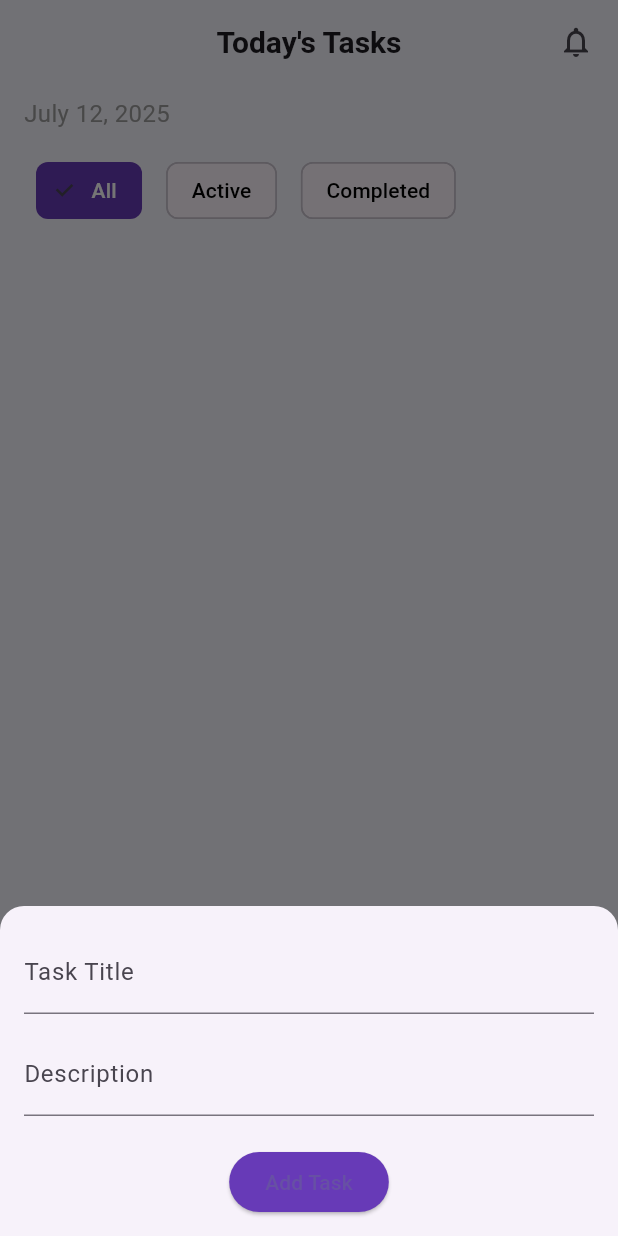
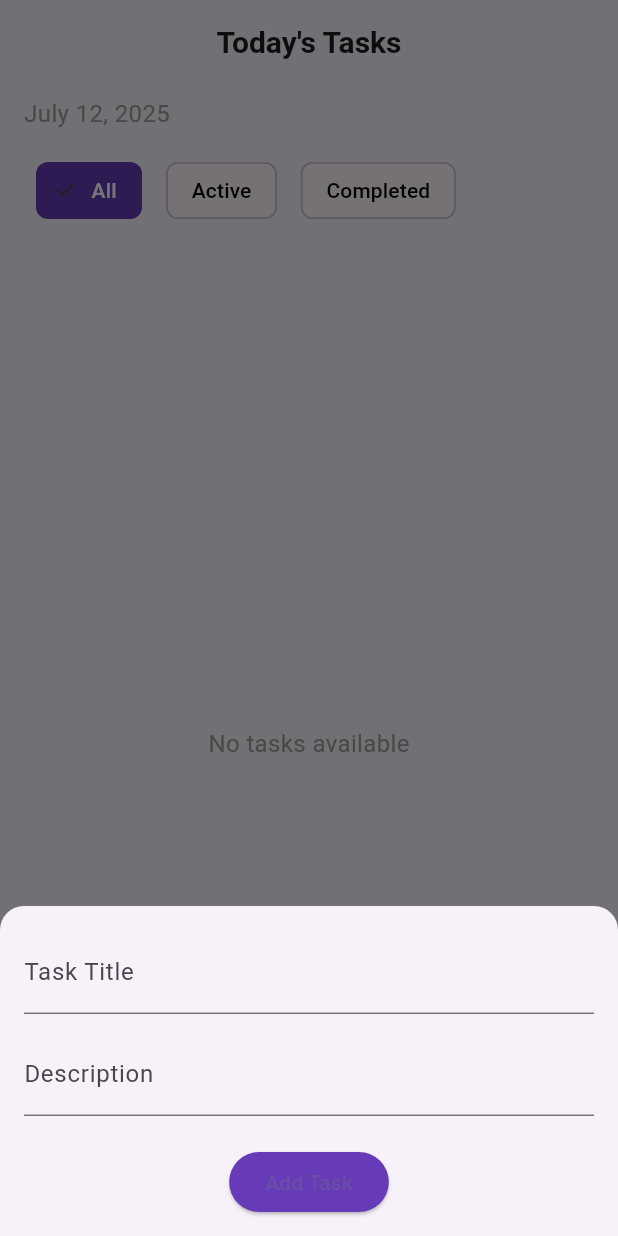
Before and after one commit to Resolute07/taskify, a Flutter app: the screen it shows after launch, after a tap on the "add" icon, on a phone screen of 412 x 824 dp. Run offline on Flutter 3.47's test engine with Material 3 defaults, Android fonts, the phone set to English and light mode, and no system bars; our stand-ins replace equatable, flutter_bloc, get_it, isar; accounts and stored records are empty; generated files the repository leaves out were written again.

Commit message:
minor changes

```diff
--- a/lib/dependency_init.dart
+++ b/lib/dependency_init.dart
@@ -1,4 +1,3 @@
-import 'package:get_it/get_it.dart';
 import 'package:taskify/main.dart';
 import 'package:taskify/provider/task_provider_impl.dart';
 
--- a/lib/screens/task/taskify_home_page.dart
+++ b/lib/screens/task/taskify_home_page.dart
@@ -16,13 +16,7 @@ class TaskifyHomePage extends StatelessWidget {
             style: TextStyle(fontSize: 20, fontWeight: FontWeight.bold)),
         centerTitle: true,
         backgroundColor: Colors.transparent,
-        elevation: 0,
-        actions: const [
-          Padding(
-            padding: EdgeInsets.only(right: 16),
-            child: Icon(Icons.notifications_none),
-          ),
-        ],
+
       ),
       body: Column(
         crossAxisAlignment: CrossAxisAlignment.start,
--- a/lib/screens/task/widgets/task_list_view.dart
+++ b/lib/screens/task/widgets/task_list_view.dart
@@ -12,14 +12,22 @@ class TaskListView extends StatelessWidget {
       buildWhen: (prev, curr) => curr is! TaskLoading,
       builder: (context, state) {
         if (state is TaskLoaded) {
+          if (state.tasks.isEmpty) {
+            return const Center(
+              child: Text(
+                'No tasks available',
+                style: TextStyle(fontSize: 16, color: Colors.grey),
+              ),
+            );
+          }
+
           return AnimatedSwitcher(
             duration: const Duration(milliseconds: 300),
             child: ListView.builder(
               key: ValueKey(state.tasks.length),
               padding: const EdgeInsets.symmetric(horizontal: 16),
               itemCount: state.tasks.length,
-              itemBuilder: (_, index) =>
-                  TaskCard(task: state.tasks[index]),
+              itemBuilder: (_, index) => TaskCard(task: state.tasks[index]),
             ),
           );
         } else if (state is TaskLoading) {
```
Also changed, not shown: 1 other file.
